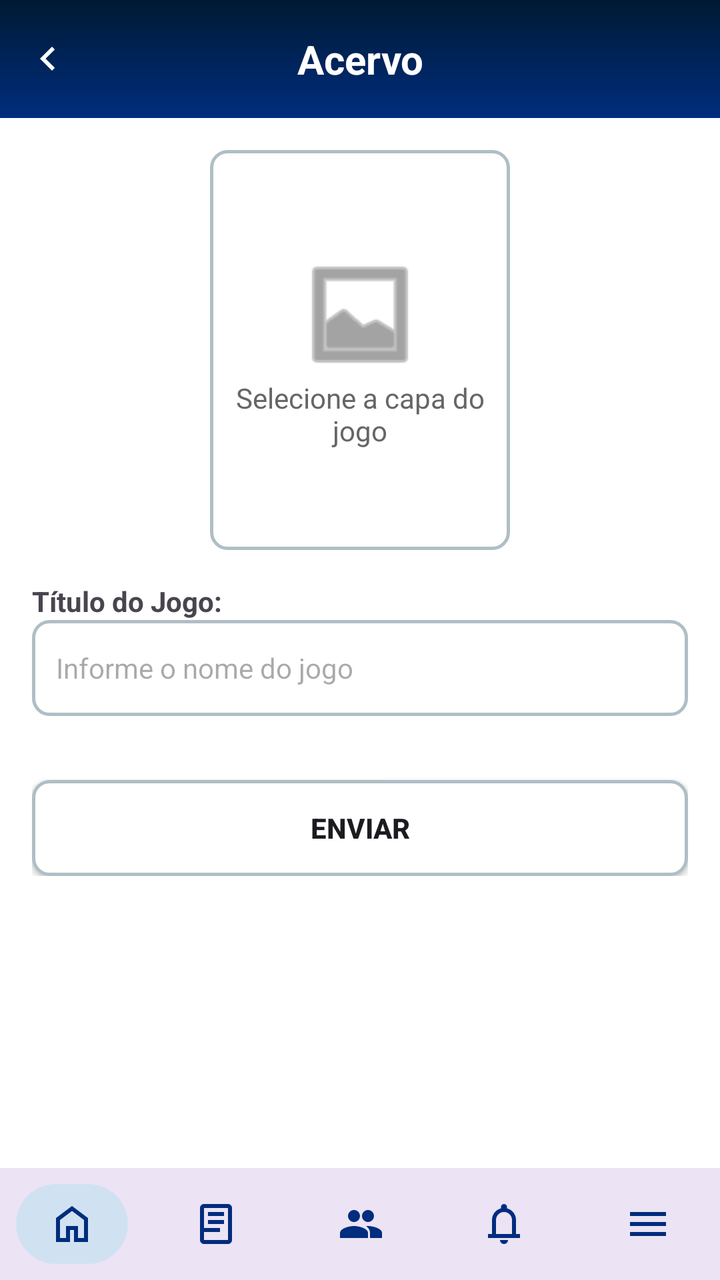
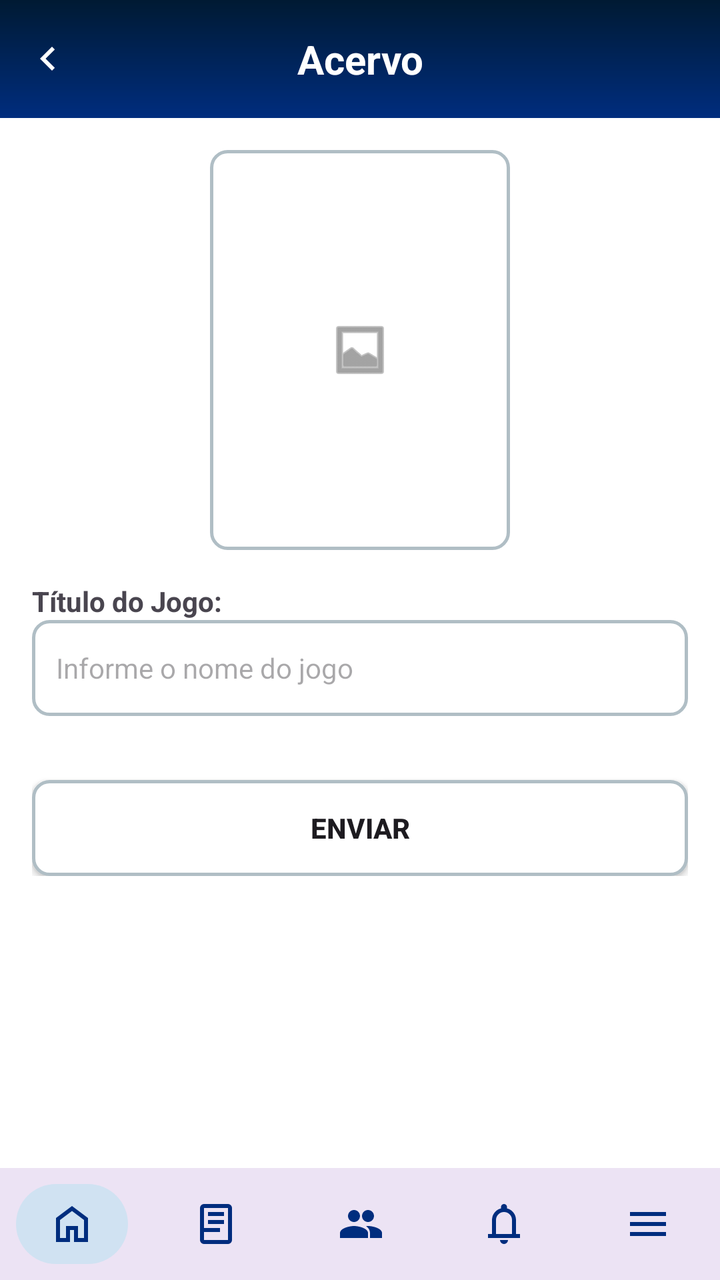

Two renders of the same Android screen: before a commit and after it. Below are the layout's source before the change and the commit's diff.
<!-- AndroidManifest.xml: application theme Theme.Bibliotecaapp -->
<!-- res/layout/tela_cadastro_jogo.xml -->
<?xml version="1.0" encoding="utf-8"?>
<LinearLayout xmlns:android="http://schemas.android.com/apk/res/android"
    xmlns:app="http://schemas.android.com/apk/res-auto"
    android:layout_width="match_parent"
    android:layout_height="match_parent"
    android:background="#FFFFFF"
    android:orientation="vertical">

    
    <RelativeLayout
        android:layout_width="match_parent"
        android:layout_height="wrap_content"
        android:background="@drawable/background_header">

        <ImageButton
            android:id="@+id/btnVoltar"
            android:layout_width="48dp"
            android:layout_height="48dp"
            android:layout_centerVertical="true"
            android:background="?attr/selectableItemBackgroundBorderless"
            android:src="@drawable/ic_leftarrow"
            app:tint="#FFFFFF" />

        <TextView
            android:layout_width="match_parent"
            android:layout_height="wrap_content"
            android:gravity="center"
            android:padding="16dp"
            android:text="Acervo"
            android:textColor="#FFFFFF"
            android:textSize="20sp"
            android:textStyle="bold" />
    </RelativeLayout>

    <ScrollView
        android:layout_width="match_parent"
        android:layout_height="0dp"
        android:layout_weight="1">

        <LinearLayout
            android:layout_width="match_parent"
            android:layout_height="wrap_content"
            android:orientation="vertical"
            android:padding="16dp">


            
            <LinearLayout
                android:layout_width="150dp"
                android:layout_height="200dp"
                android:layout_gravity="center_horizontal"
                android:layout_marginBottom="16dp"
                android:background="@drawable/background_campo_input"
                android:gravity="center"
                android:orientation="vertical"
                android:padding="8dp">

                <ImageView
                    android:layout_width="64dp"
                    android:layout_height="64dp"
                    android:src="@android:drawable/ic_menu_gallery"
                    app:tint="#666666" />

                <TextView
                    android:layout_width="wrap_content"
                    android:layout_height="wrap_content"
                    android:gravity="center"
                    android:text="Selecione a capa do jogo"
                    android:textColor="#666666" />
            </LinearLayout>

            <TextView
                android:layout_width="wrap_content"
                android:layout_height="wrap_content"
                android:text="Título do Jogo:"
                android:textStyle="bold" />

            <EditText
                android:id="@+id/edtTituloJogo"
                android:layout_width="match_parent"
                android:layout_height="48dp"
                android:layout_marginBottom="32dp"
                android:background="@drawable/background_campo_input"
                android:hint="Informe o nome do jogo"
                android:padding="12dp"
                android:textSize="14sp" />

            <androidx.appcompat.widget.AppCompatButton
                android:id="@+id/btnEnviar"
                android:layout_width="match_parent"
                android:layout_height="wrap_content"
                android:background="@drawable/background_campo_input"
                android:text="ENVIAR"
                android:textStyle="bold" />

        </LinearLayout>
    </ScrollView>

    
    <include layout="@layout/navbar_admin_layout" />

</LinearLayout>
<!-- res/layout/navbar_admin_layout.xml (included above) -->
<?xml version="1.0" encoding="utf-8"?>
<com.google.android.material.bottomnavigation.BottomNavigationView
    xmlns:android="http://schemas.android.com/apk/res/android"
    xmlns:app="http://schemas.android.com/apk/res-auto"
    android:id="@+id/bottomNavAdmin"
    style="@style/NavBar"
    android:layout_width="match_parent"
    android:layout_height="wrap_content"
    app:menu="@menu/admin_bottom_menu"/>
<!-- resources referenced by this layout -->
<resources>
  <!-- drawable background_campo_input (drawable) -->
  <?xml version="1.0" encoding="utf-8"?>
  <shape xmlns:android="http://schemas.android.com/apk/res/android"
      android:shape="rectangle">
  
      <solid android:color="#FFFFFF" />
  
      <stroke
          android:width="1.5dp"
          android:color="#B0BEC5" />
  
      <corners android:radius="8dp" />
  
  </shape>
  <!-- drawable background_header (drawable) -->
  <?xml version="1.0" encoding="utf-8"?>
  <shape xmlns:android="http://schemas.android.com/apk/res/android">
  
      <gradient
          android:type="linear"
          android:angle="270"
          android:startColor="#001A33"
          android:endColor="#002D7E" />
  
      <corners android:radius="0dp" />
  
  </shape>
  <!-- drawable ic_leftarrow (drawable) -->
  <vector xmlns:android="http://schemas.android.com/apk/res/android"
      android:width="24dp"
      android:height="24dp"
      android:viewportWidth="960"
      android:viewportHeight="960">
    <path
        android:pathData="M560,720 L320,480l240,-240 56,56 -184,184 184,184 -56,56Z"
        android:fillColor="#FFFFFF"/>
  </vector>
  <style name="NavBar" parent="Widget.MaterialComponents.BottomNavigationView">
          <item name="itemBackground">@drawable/nav_item_background</item>
          <item name="itemRippleColor">@android:color/transparent</item>
          <item name="itemIconTint">#002D7E</item>
          <item name="itemTextColor">@null</item>
          <item name="labelVisibilityMode">unlabeled</item>
      </style>
  <style name="Theme.Bibliotecaapp" parent="Base.Theme.Bibliotecaapp" />
  <!-- drawable nav_item_background (drawable) -->
  <?xml version="1.0" encoding="utf-8"?>
  <selector xmlns:android="http://schemas.android.com/apk/res/android">
  
      
      <item android:state_checked="true">
          <inset
              android:insetLeft="8dp"
              android:insetRight="8dp"
              android:insetTop="8dp"
              android:insetBottom="8dp">
  
              <shape android:shape="rectangle">
                  <solid android:color="#D0E2F2"/>
                  <corners android:radius="100dp"/>
              </shape>
  
          </inset>
      </item>
  
      
      <item>
          <color android:color="@android:color/transparent"/>
      </item>
  
  </selector>
  <style name="Base.Theme.Bibliotecaapp" parent="Theme.Material3.DayNight.NoActionBar">
          
          
      </style>
</resources>

<!-- the commit's change to res/layout/tela_cadastro_jogo.xml (unified diff, before → after) -->
@@ -46,6 +46,7 @@
 
             
             <LinearLayout
+                android:id="@+id/containerSelecaoImagem"
                 android:layout_width="150dp"
                 android:layout_height="200dp"
                 android:layout_gravity="center_horizontal"
@@ -53,15 +54,20 @@
                 android:background="@drawable/background_campo_input"
                 android:gravity="center"
                 android:orientation="vertical"
-                android:padding="8dp">
+                android:padding="8dp"
+                android:clickable="true"
+                android:focusable="true">
 
                 <ImageView
-                    android:layout_width="64dp"
-                    android:layout_height="64dp"
+                    android:id="@+id/imgCapaJogo"
+                    android:layout_width="match_parent"
+                    android:layout_height="match_parent"
+                    android:scaleType="centerInside"
                     android:src="@android:drawable/ic_menu_gallery"
                     app:tint="#666666" />
 
                 <TextView
+                    android:id="@+id/txtMensagemImagem"
                     android:layout_width="wrap_content"
                     android:layout_height="wrap_content"
                     android:gravity="center"
